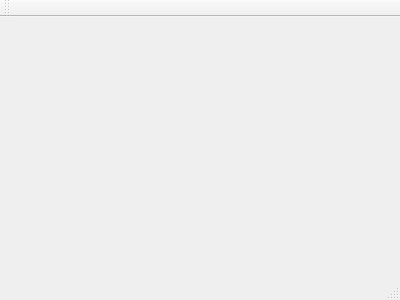
Old version of the form mainwindow.ui in the repository ZanyXDev/2048.
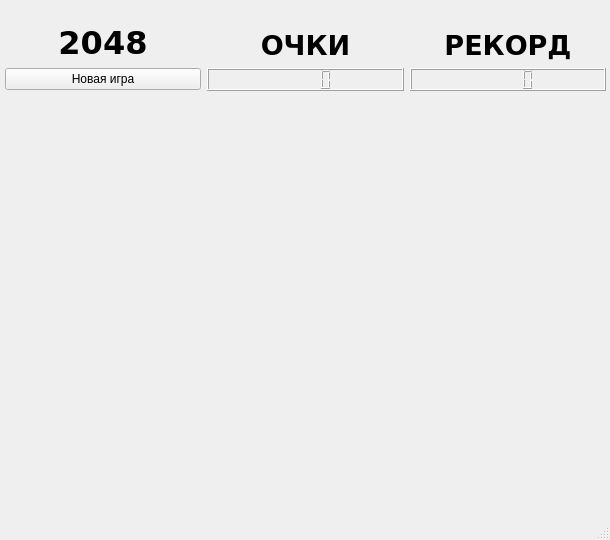
New version of the form.

Commit message: Set minimum and maximum window size

What changed in the file:
```diff
--- a/mainwindow.ui
+++ b/mainwindow.ui
@@ -1,24 +1,154 @@
 <ui version="4.0">
  <class>MainWindow</class>
- <widget class="QMainWindow" name="MainWindow" >
-  <property name="geometry" >
+ <widget class="QMainWindow" name="MainWindow">
+  <property name="geometry">
    <rect>
     <x>0</x>
     <y>0</y>
-    <width>400</width>
-    <height>300</height>
+    <width>610</width>
+    <height>540</height>
    </rect>
   </property>
-  <property name="windowTitle" >
+  <property name="minimumSize">
+   <size>
+    <width>610</width>
+    <height>540</height>
+   </size>
+  </property>
+  <property name="maximumSize">
+   <size>
+    <width>610</width>
+    <height>540</height>
+   </size>
+  </property>
+  <property name="windowTitle">
    <string>MainWindow</string>
   </property>
-  <widget class="QMenuBar" name="menuBar" />
-  <widget class="QToolBar" name="mainToolBar" />
-  <widget class="QWidget" name="centralWidget" />
-  <widget class="QStatusBar" name="statusBar" />
+  <widget class="QWidget" name="centralWidget">
+   <widget class="QWidget" name="horizontalLayoutWidget">
+    <property name="geometry">
+     <rect>
+      <x>0</x>
+      <y>0</y>
+      <width>611</width>
+      <height>96</height>
+     </rect>
+    </property>
+    <layout class="QHBoxLayout" name="horizontalLayout">
+     <property name="leftMargin">
+      <number>5</number>
+     </property>
+     <property name="topMargin">
+      <number>5</number>
+     </property>
+     <property name="rightMargin">
+      <number>5</number>
+     </property>
+     <property name="bottomMargin">
+      <number>5</number>
+     </property>
+     <item>
+      <layout class="QGridLayout" name="gridLayout">
+       <item row="0" column="1">
+        <widget class="QLabel" name="label_2">
+         <property name="font">
+          <font>
+           <family>DejaVu Sans</family>
+           <pointsize>20</pointsize>
+           <weight>75</weight>
+           <bold>true</bold>
+          </font>
+         </property>
+         <property name="text">
+          <string>ОЧКИ</string>
+         </property>
+         <property name="alignment">
+          <set>Qt::AlignBottom|Qt::AlignHCenter</set>
+         </property>
+        </widget>
+       </item>
+       <item row="3" column="2">
+        <widget class="QLCDNumber" name="lcdNumber_2"/>
+       </item>
+       <item row="3" column="1">
+        <widget class="QLCDNumber" name="lcdNumber"/>
+       </item>
+       <item row="0" column="0">
+        <widget class="QLabel" name="label">
+         <property name="font">
+          <font>
+           <family>DejaVu Sans</family>
+           <pointsize>24</pointsize>
+           <weight>75</weight>
+           <italic>false</italic>
+           <bold>true</bold>
+          </font>
+         </property>
+         <property name="text">
+          <string>2048</string>
+         </property>
+         <property name="alignment">
+          <set>Qt::AlignBottom|Qt::AlignHCenter</set>
+         </property>
+        </widget>
+       </item>
+       <item row="0" column="2">
+        <widget class="QLabel" name="label_3">
+         <property name="font">
+          <font>
+           <family>DejaVu Sans</family>
+           <pointsize>20</pointsize>
+           <weight>75</weight>
+           <bold>true</bold>
+          </font>
+         </property>
+         <property name="text">
+          <string>РЕКОРД</string>
+         </property>
+         <property name="alignment">
+          <set>Qt::AlignBottom|Qt::AlignHCenter</set>
+         </property>
+        </widget>
+       </item>
+       <item row="3" column="0">
+        <widget class="QPushButton" name="newGameBtn">
+         <property name="text">
+          <string>Новая игра</string>
+         </property>
+        </widget>
+       </item>
+      </layout>
+     </item>
+    </layout>
+   </widget>
+   <widget class="QWidget" name="gridLayoutWidget_2">
+    <property name="geometry">
+     <rect>
+      <x>0</x>
+      <y>100</y>
+      <width>611</width>
+      <height>421</height>
+     </rect>
+    </property>
+    <layout class="QGridLayout" name="gridGame">
+     <property name="leftMargin">
+      <number>5</number>
+     </property>
+     <property name="topMargin">
+      <number>5</number>
+     </property>
+     <property name="rightMargin">
+      <number>5</number>
+     </property>
+     <property name="bottomMargin">
+      <number>5</number>
+     </property>
+    </layout>
+   </widget>
+  </widget>
+  <widget class="QStatusBar" name="statusBar"/>
  </widget>
- <layoutDefault spacing="6" margin="11" />
- <pixmapfunction></pixmapfunction>
+ <layoutdefault spacing="6" margin="11"/>
  <resources/>
  <connections/>
 </ui>
```
Left out of the diff: 1 changed line with no effect on the pictures.
